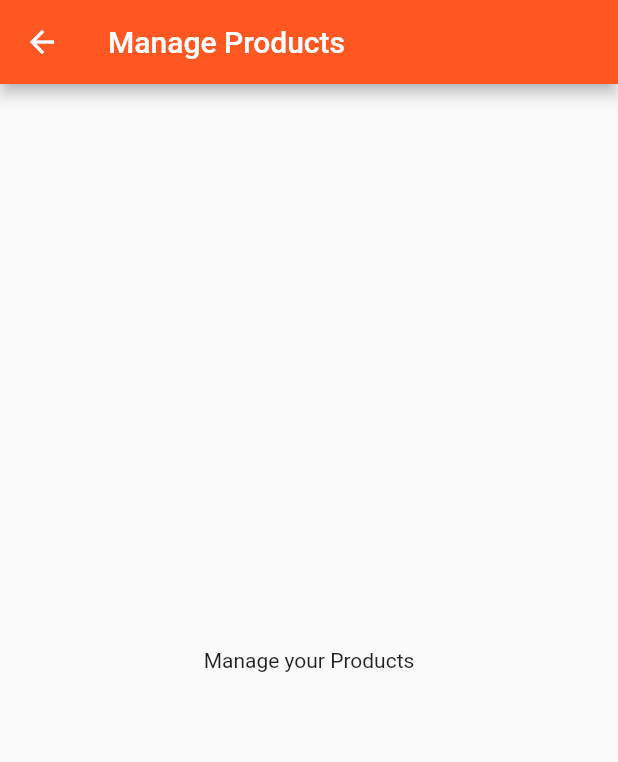
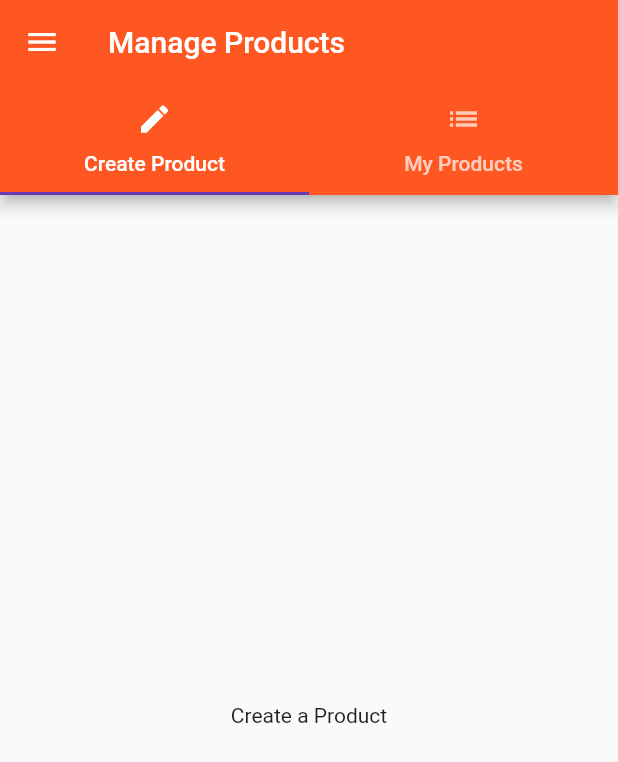
Before and after one commit to kotarCreative/flutter_course_demo, a Flutter app: the ProductsPage screen opened directly, in the side drawer, after a tap on "Manage Products", on a phone screen of 412 x 824 dp. Shown: the top 762 px of the screen. Run offline on Flutter 3.47's test engine with Material 2 defaults, Android fonts, the phone set to English and light mode, and no system bars.

```diff
--- /dev/null
+++ b/lib/pages/product_create.dart
@@ -0,0 +1,10 @@
+import 'package:flutter/material.dart';
+
+class ProductCreatePage extends StatelessWidget {
+  @override
+  Widget build(BuildContext context) {
+    return Center(
+      child: Text('Create a Product'),
+    );
+  }
+}
--- a/lib/pages/products.dart
+++ b/lib/pages/products.dart
@@ -1,6 +1,6 @@
 import 'package:flutter/material.dart';
 import '../product_manager.dart';
-import '../pages/products_admin.dart';
+import 'products_admin.dart';
 
 class ProductsPage extends StatelessWidget {
   @override
@@ -16,14 +16,9 @@ class ProductsPage extends StatelessWidget {
           ListTile(
             title: Text('Manage Products'),
             onTap: () {
-                Navigator.push(
-                  context,
-                  MaterialPageRoute(
-                    builder: (BuildContext context) => ProductsAdminPage(),
+              Navigator.pushNamed(context, '/admin');
+            },
           ),
-                );
-              },
-            )
         ],
       ),
     ),
--- a/lib/pages/products_admin.dart
+++ b/lib/pages/products_admin.dart
@@ -1,14 +1,56 @@
 import 'package:flutter/material.dart';
+import 'products.dart';
+import 'product_create.dart';
+import 'product_list.dart';
 
 class ProductsAdminPage extends StatelessWidget {
   @override
   Widget build(BuildContext context) {
-    return Scaffold(
-      appBar: AppBar(
-        title: Text('Manage Products'),
-      ),
-      body: Center(
-        child: Text('Manage your Products'),
+    return DefaultTabController(
+      length: 2,
+      child: Scaffold(
+        appBar: AppBar(
+          title: Text('Manage Products'),
+          bottom: TabBar(
+            tabs: <Widget>[
+              Tab(
+                text: 'Create Product',
+                icon: Icon(Icons.create),
+              ),
+              Tab(
+                text: 'My Products',
+                icon: Icon(Icons.list),
+              )
+            ],
+          ),
+        ),
+        body: TabBarView(
+          children: <Widget>[
+            ProductCreatePage(),
+            ProductListPage(),
+          ],
+        ),
+        drawer: Drawer(
+          child: Column(
+            children: <Widget>[
+              AppBar(
+                title: Text('Choose'),
+                automaticallyImplyLeading: false,
+              ),
+              ListTile(
+                title: Text('All Products'),
+                onTap: () {
+                  Navigator.pushReplacement(
+                    context,
+                    MaterialPageRoute(
+                      builder: (BuildContext context) => ProductsPage(),
+                    ),
+                  );
+                },
+              ),
+            ],
+          ),
+        ),
       ),
     );
   }
```
Also changed, not shown: lib/main.dart (+28 -5 lines), lib/navigation.dart (added, +41 -0 lines), lib/pages/product_list.dart (added, +10 -0 lines). Lines whose indentation alone changed are shown as unchanged.
